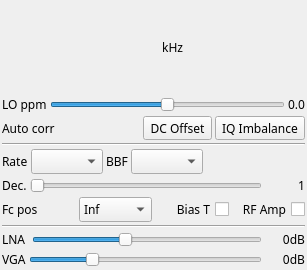
Qt form plugins/samplesource/hackrf/hackrfgui.ui (f4exb/sdrangel) before a commit.
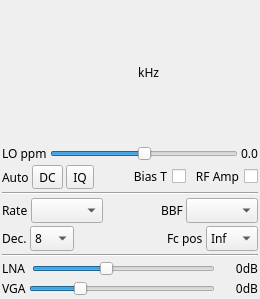
The same form after that commit. Custom widgets are drawn as their Qt base class.

Commit message: HackRF input plugin: GUI cosmetic changes

Diff of the .ui file:
```diff
--- a/plugins/samplesource/hackrf/hackrfgui.ui
+++ b/plugins/samplesource/hackrf/hackrfgui.ui
@@ -6,8 +6,8 @@
    <rect>
     <x>0</x>
     <y>0</y>
-    <width>307</width>
-    <height>270</height>
+    <width>260</width>
+    <height>299</height>
    </rect>
   </property>
   <property name="sizePolicy">
@@ -16,6 +16,12 @@
     <verstretch>0</verstretch>
    </sizepolicy>
   </property>
+  <property name="minimumSize">
+   <size>
+    <width>260</width>
+    <height>0</height>
+   </size>
+  </property>
   <property name="font">
    <font>
     <family>Sans Serif</family>
@@ -29,16 +35,7 @@
    <property name="spacing">
     <number>3</number>
    </property>
-   <property name="leftMargin">
-    <number>2</number>
-   </property>
-   <property name="topMargin">
-    <number>2</number>
-   </property>
-   <property name="rightMargin">
-    <number>2</number>
-   </property>
-   <property name="bottomMargin">
+   <property name="margin">
     <number>2</number>
    </property>
    <item>
@@ -160,7 +157,7 @@
         <string>DC Offset auto correction</string>
        </property>
        <property name="text">
-        <string>DC Offset</string>
+        <string>DC</string>
        </property>
       </widget>
      </item>
@@ -170,17 +167,56 @@
         <string>IQ Imbalance auto correction</string>
        </property>
        <property name="text">
-        <string>IQ Imbalance</string>
+        <string>IQ</string>
        </property>
       </widget>
      </item>
      <item row="0" column="0">
       <widget class="QLabel" name="corrLabel">
        <property name="text">
-        <string>Auto corr</string>
+        <string>Auto</string>
        </property>
       </widget>
      </item>
+     <item row="0" column="4">
+      <widget class="QCheckBox" name="biasT">
+       <property name="toolTip">
+        <string>Activate antenna bias tee</string>
+       </property>
+       <property name="layoutDirection">
+        <enum>Qt::RightToLeft</enum>
+       </property>
+       <property name="text">
+        <string>Bias T</string>
+       </property>
+      </widget>
+     </item>
+     <item row="0" column="5">
+      <widget class="QCheckBox" name="lnaExt">
+       <property name="toolTip">
+        <string>Extra LNA +14dB</string>
+       </property>
+       <property name="layoutDirection">
+        <enum>Qt::RightToLeft</enum>
+       </property>
+       <property name="text">
+        <string>RF Amp</string>
+       </property>
+      </widget>
+     </item>
+     <item row="0" column="3">
+      <spacer name="horizontalSpacer_2">
+       <property name="orientation">
+        <enum>Qt::Horizontal</enum>
+       </property>
+       <property name="sizeHint" stdset="0">
+        <size>
+         <width>40</width>
+         <height>20</height>
+        </size>
+       </property>
+      </spacer>
+     </item>
     </layout>
    </item>
    <item>
@@ -215,21 +251,21 @@
        </property>
       </widget>
      </item>
-     <item row="0" column="2">
+     <item row="0" column="3">
       <widget class="QLabel" name="bbFiltLabel">
        <property name="text">
         <string>BBF</string>
        </property>
       </widget>
      </item>
-     <item row="0" column="3">
+     <item row="0" column="4">
       <widget class="QComboBox" name="bbFilter">
        <property name="toolTip">
         <string>RF bandpas filter</string>
        </property>
       </widget>
      </item>
-     <item row="0" column="4">
+     <item row="0" column="2">
       <spacer name="horizontalSpacer">
        <property name="orientation">
         <enum>Qt::Horizontal</enum>
@@ -245,7 +281,7 @@
     </layout>
    </item>
    <item>
-    <layout class="QGridLayout" name="gridLayout_decim" columnstretch="0,0,0">
+    <layout class="QGridLayout" name="gridLayout_decim" columnstretch="0,0,0,0,0,0">
      <property name="spacing">
       <number>3</number>
      </property>
@@ -256,49 +292,7 @@
        </property>
       </widget>
      </item>
-     <item row="0" column="1">
-      <widget class="QSlider" name="decim">
-       <property name="toolTip">
-        <string>Decimation factor</string>
-       </property>
-       <property name="maximum">
-        <number>6</number>
-       </property>
-       <property name="pageStep">
-        <number>1</number>
-       </property>
-       <property name="value">
-        <number>0</number>
-       </property>
-       <property name="orientation">
-        <enum>Qt::Horizontal</enum>
-       </property>
-      </widget>
-     </item>
-     <item row="0" column="2">
-      <widget class="QLabel" name="decimText">
-       <property name="minimumSize">
-        <size>
-         <width>40</width>
-         <height>0</height>
-        </size>
-       </property>
-       <property name="text">
-        <string>1</string>
-       </property>
-       <property name="alignment">
-        <set>Qt::AlignRight|Qt::AlignTrailing|Qt::AlignVCenter</set>
-       </property>
-      </widget>
-     </item>
-    </layout>
-   </item>
-   <item>
-    <layout class="QGridLayout" name="gridLayout_fcPos" columnstretch="0,0,0,0">
-     <property name="spacing">
-      <number>3</number>
-     </property>
-     <item row="0" column="0">
+     <item row="0" column="3">
       <widget class="QLabel" name="label_fcPos">
        <property name="text">
         <string>Fc pos</string>
@@ -306,7 +300,64 @@
       </widget>
      </item>
      <item row="0" column="1">
+      <widget class="QComboBox" name="decim">
+       <property name="maximumSize">
+        <size>
+         <width>55</width>
+         <height>16777215</height>
+        </size>
+       </property>
+       <property name="toolTip">
+        <string>Decimation factor</string>
+       </property>
+       <property name="currentIndex">
+        <number>3</number>
+       </property>
+       <item>
+        <property name="text">
+         <string>1</string>
+        </property>
+       </item>
+       <item>
+        <property name="text">
+         <string>2</string>
+        </property>
+       </item>
+       <item>
+        <property name="text">
+         <string>4</string>
+        </property>
+       </item>
+       <item>
+        <property name="text">
+         <string>8</string>
+        </property>
+       </item>
+       <item>
+        <property name="text">
+         <string>16</string>
+        </property>
+       </item>
+       <item>
+        <property name="text">
+         <string>32</string>
+        </property>
+       </item>
+       <item>
+        <property name="text">
+         <string>64</string>
+        </property>
+       </item>
+      </widget>
+     </item>
+     <item row="0" column="4">
       <widget class="QComboBox" name="fcPos">
+       <property name="maximumSize">
+        <size>
+         <width>55</width>
+         <height>16777215</height>
+        </size>
+       </property>
        <property name="toolTip">
         <string>Relative position of device center frequency</string>
        </property>
@@ -322,36 +373,23 @@
        </item>
        <item>
         <property name="text">
-         <string>Cent</string>
+         <string>Cen</string>
         </property>
        </item>
       </widget>
      </item>
      <item row="0" column="2">
-      <widget class="QCheckBox" name="biasT">
-       <property name="toolTip">
-        <string>Activate antenna bias tee</string>
+      <spacer name="horizontalSpacer_3">
+       <property name="orientation">
+        <enum>Qt::Horizontal</enum>
        </property>
-       <property name="layoutDirection">
-        <enum>Qt::RightToLeft</enum>
+       <property name="sizeHint" stdset="0">
+        <size>
+         <width>40</width>
+         <height>20</height>
+        </size>
        </property>
-       <property name="text">
-        <string>Bias T</string>
-       </property>
-      </widget>
-     </item>
-     <item row="0" column="3">
-      <widget class="QCheckBox" name="lnaExt">
-       <property name="toolTip">
-        <string>Extra LNA +14dB</string>
-       </property>
-       <property name="layoutDirection">
-        <enum>Qt::RightToLeft</enum>
-       </property>
-       <property name="text">
-        <string>RF Amp</string>
-       </property>
-      </widget>
+      </spacer>
      </item>
     </layout>
    </item>
```
The commit also changes 2 other files.
